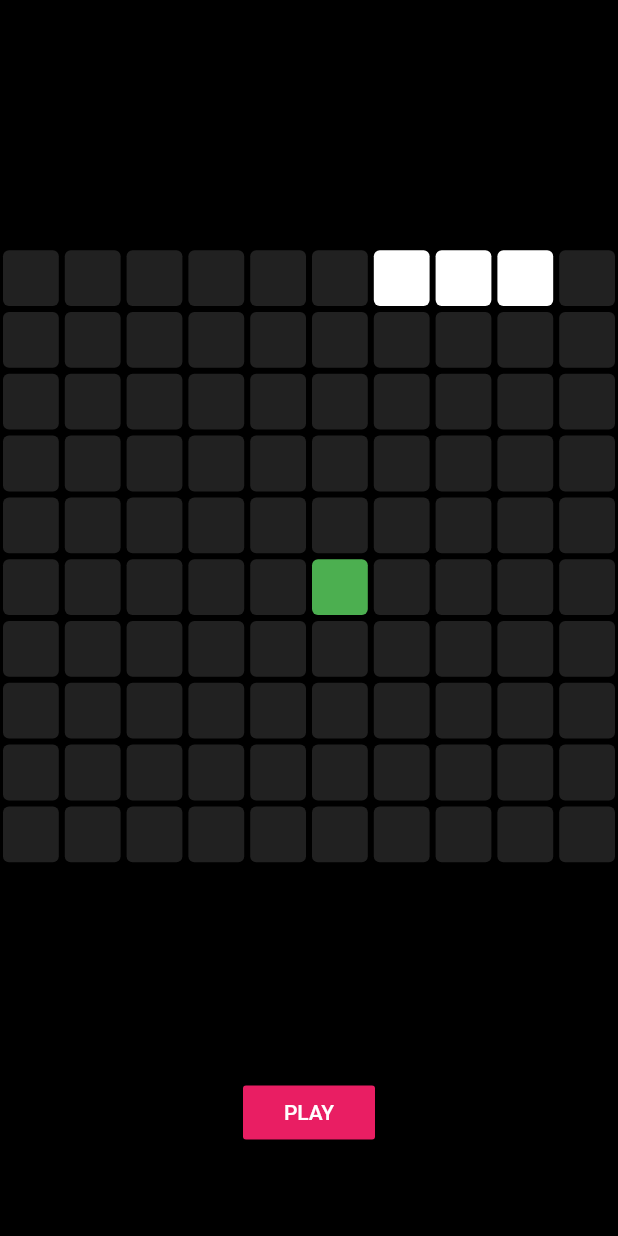
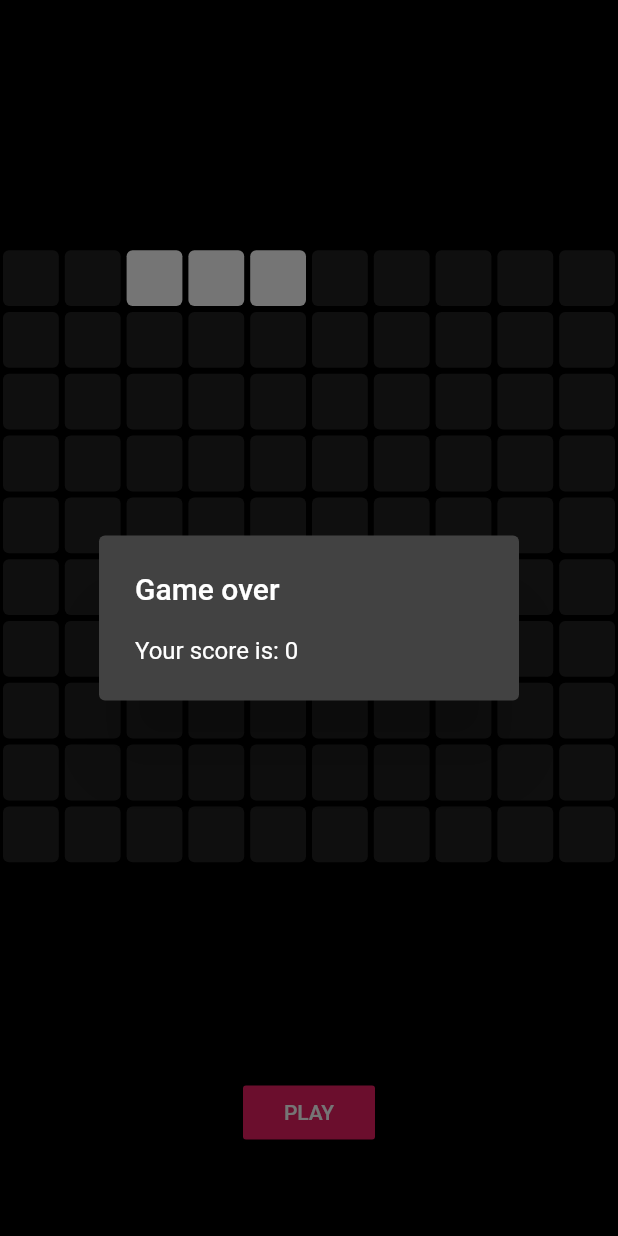
Before and after one commit to avikumar11haz/Snake_game, a Flutter app: the screen it shows after launch, after a tap on "PLAY", on a phone screen of 412 x 824 dp. Run offline on Flutter 3.47's test engine with Material 2 defaults, Android fonts, the light colour scheme and no system bars.

Commit message:
current score

```diff
--- a/lib/home_page.dart
+++ b/lib/home_page.dart
@@ -20,6 +20,9 @@ class _HomePageState extends State<HomePage> {
   int rowSize = 10;
   int totalNumberOfSquares = 100;
 
+  //user score
+  int currentScore = 0;
+
   // snake position
   List<int> snakePos = [
     0,
@@ -39,11 +42,27 @@ class _HomePageState extends State<HomePage> {
       setState(() {
         //keep the snake moving
         moveSnake();
+
+        // check if the game is over
+        if (gameOver()) {
+          timer.cancel();
+
+          //display a message to the user
+          showDialog(
+              context: context,
+              builder: (context) {
+                return AlertDialog(
+                  title: const Text("Game over"),
+                  content: Text('Your score is: ' + currentScore.toString()),
+                );
+              });
+        }
       });
     });
   }
 
-  void eatFood(){
+  void eatFood() {
+    currentScore++;
     //making sure the new food is not where the snake is
     while (snakePos.contains(foodPos)) {
       foodPos = Random().nextInt(totalNumberOfSquares);
@@ -56,69 +75,65 @@ class _HomePageState extends State<HomePage> {
         {
           //add a new head
           // if snake is at the right wall, need to readjust
-          if(snakePos.last % rowSize == 9){
+          if (snakePos.last % rowSize == 9) {
             snakePos.add(snakePos.last + 1 - rowSize);
-          }else {
+          } else {
             snakePos.add(snakePos.last + 1);
           }
-
         }
         break;
       case snake_Direction.LEFT:
         {
           //add a new head
           // if snake is at the right wall, need to readjust
-          if(snakePos.last % rowSize == 0){
+          if (snakePos.last % rowSize == 0) {
             snakePos.add(snakePos.last - 1 + rowSize);
-          }else {
+          } else {
             snakePos.add(snakePos.last - 1);
           }
-
         }
         break;
       case snake_Direction.UP:
         {
           //add a new head
-          if(snakePos.last < rowSize){
+          if (snakePos.last < rowSize) {
             snakePos.add(snakePos.last - rowSize + totalNumberOfSquares);
-          }else {
+          } else {
             snakePos.add(snakePos.last - rowSize);
           }
-
         }
         break;
       case snake_Direction.DOWN:
         {
           //add a new head
-          if(snakePos.last + rowSize > totalNumberOfSquares){
+          if (snakePos.last + rowSize > totalNumberOfSquares) {
             snakePos.add(snakePos.last + rowSize - totalNumberOfSquares);
-          }else {
+          } else {
             snakePos.add(snakePos.last + rowSize);
           }
-
         }
         break;
       default:
     }
 
     //snake is eating food
-    if(snakePos.last == foodPos){
+    if (snakePos.last == foodPos) {
       eatFood();
-    }else {
+    } else {
       //remove the tail
       snakePos.removeAt(0);
     }
   }
 
   //game over
-  bool gameOver(){
+  bool gameOver() {
     //the game is over when the snake runs into itself
     // this occurs when there is a duplicate position in the snakePos list
 
     // this list is the body of the snake (no head)
     List<int> bodySnake = snakePos.sublist(0, snakePos.length - 1);
 
-    if(bodySnake.contains(snakePos.length)){
+    if (bodySnake.contains(snakePos.length)) {
       return true;
     }
     return false;
```
